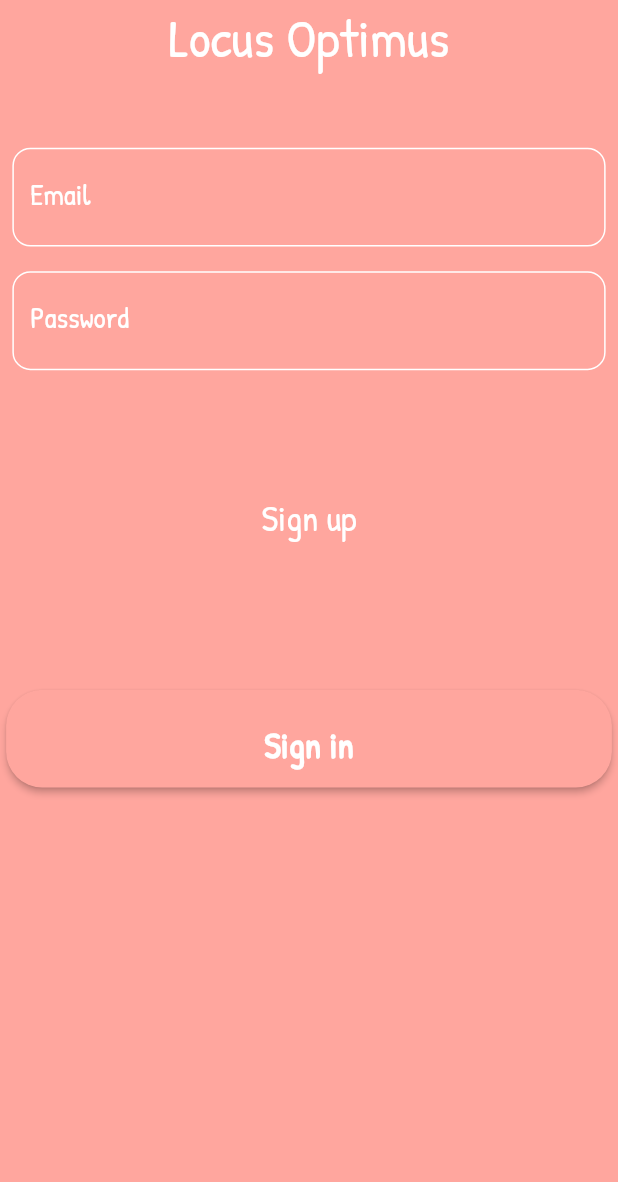
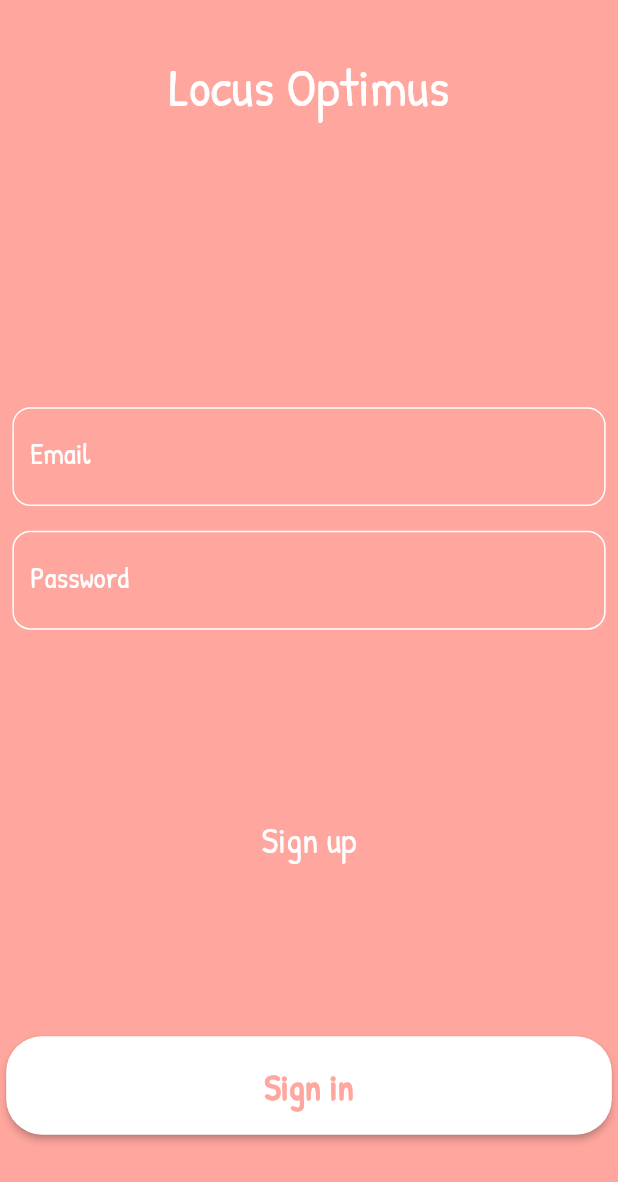
Before and after one commit to SametSahin10/locus-optimus, a Flutter app: the screen it shows after launch, on a phone screen of 412 x 824 dp. Shown: the top 1182 px of the screen. Run offline on Flutter 3.47's test engine with Material 2 defaults, Android fonts, the phone set to English and light mode, and no system bars; our stand-ins replace firebase_auth, form_field_validator, get_it, lottie; accounts and stored records are empty.

Commit message:
adjust widget's position

```diff
--- a/lib/features/auth/presentation/screens/sign_in_screen.dart
+++ b/lib/features/auth/presentation/screens/sign_in_screen.dart
@@ -92,14 +92,14 @@ class _SignInScreenState extends State<SignInScreen> {
       resizeToAvoidBottomPadding: true,
       body: ListView(
         children: <Widget>[
+          SizedBox(height: screenHeight * 0.04),
           Center(
             child: Text(
               'Locus Optimus',
               style: TextStyle(fontSize: 36, color: Colors.white),
             ),
           ),
-          SizedBox(height: screenHeight * 0.01),
-          SizedBox(height: screenHeight * 0.05),
+          SizedBox(height: screenHeight * 0.23),
           Form(
             key: _formKey,
             child: Padding(
@@ -154,7 +154,7 @@ class _SignInScreenState extends State<SignInScreen> {
               ),
             ),
           ),
-          SizedBox(height: screenHeight * 0.1),
+          SizedBox(height: screenHeight * 0.15),
           GestureDetector(
             child: Center(
               child: Text(
@@ -167,7 +167,7 @@ class _SignInScreenState extends State<SignInScreen> {
             ),
             onTap: () => pushSignUp(context),
           ),
-          SizedBox(height: screenHeight * 0.12),
+          SizedBox(height: screenHeight * 0.14),
           Padding(
             padding: EdgeInsets.only(
               left: screenWidth * 0.01,
@@ -180,20 +180,23 @@ class _SignInScreenState extends State<SignInScreen> {
                 padding: EdgeInsets.symmetric(
                   vertical: screenHeight * 0.015,
                 ),
-                color: AppColors.primaryColor,
+                color: Colors.white,
                 shape: RoundedRectangleBorder(
                   borderRadius: BorderRadius.circular(24),
                 ),
                 child: Padding(
                   padding: EdgeInsets.only(
-                    top: screenHeight * 0.01,
+                    top: screenHeight * 0.006,
                   ),
-                  child: Text(
-                    'Sign in',
-                    style: TextStyle(
-                      fontSize: 24,
-                      fontWeight: FontWeight.w700,
-                      color: Colors.white,
+                  child: Padding(
+                    padding: const EdgeInsets.only(bottom: 4.0),
+                    child: Text(
+                      'Sign in',
+                      style: TextStyle(
+                        fontSize: 24,
+                        fontWeight: FontWeight.w700,
+                        color: AppColors.primaryColor,
+                      ),
                     ),
                   ),
                 ),
```
